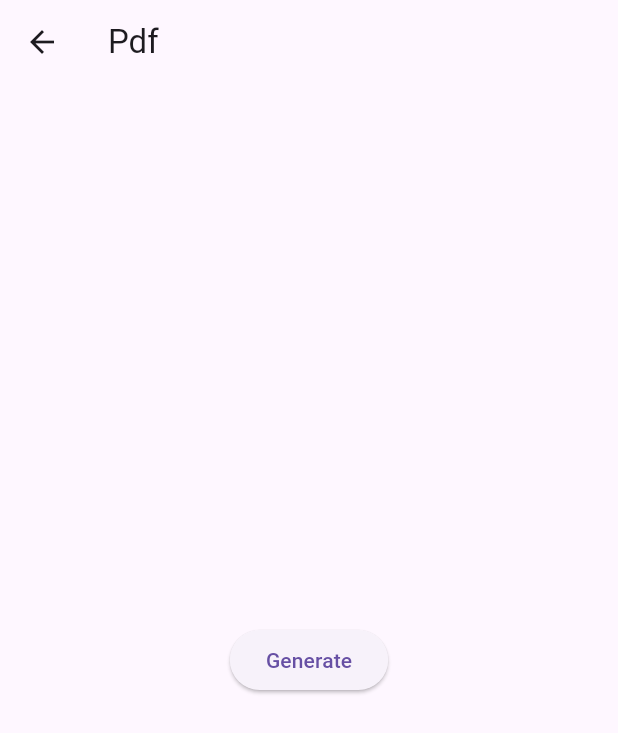
After one commit to emanuel-lopez-leadtech/flutter-image-export, a Flutter app: the PdfScreen screen opened directly, after a tap on "Generate", on a phone screen of 412 x 824 dp. The commit adds this screen. Shown: the top 733 px of the screen. Run offline on Flutter 3.47's test engine with Material 3 defaults, Android fonts, the phone set to English and light mode, and no system bars; our stand-ins replace fl_chart, pdf, share_plus.

Commit message:
Adds Pdf generatied certificate

```diff
--- a/lib/src/home_screen.dart
+++ b/lib/src/home_screen.dart
@@ -1,6 +1,7 @@
 import 'package:flutter/material.dart';
 import 'package:image_export/src/methods/canvas/canvas_screen.dart';
-import 'package:image_export/src/performance_comparison_screen.dart';
+import 'package:image_export/src/methods/pdf/pdf_screen.dart';
+import 'package:image_export/src/comparison/performance_comparison_screen.dart';
 import 'package:image_export/src/methods/render_repaint_boundary/render_repaint_boundary_screen.dart';
 import 'package:image_export/src/methods/screenshot/screen_shot_screen.dart';
 
@@ -34,6 +35,11 @@ class HomeScreen extends StatelessWidget {
                 _navigateTo(context, screen: RenderRepaintBoundaryScreen()),
           ),
           ListTile(
+            title: Text('Pdf'),
+            subtitle: Text('Creates a PDF certificate'),
+            onTap: () => _navigateTo(context, screen: PdfScreen()),
+          ),
+          ListTile(
             title: Text('PerformanceComparisonScreen'),
             subtitle: Text(
               'Compares performance between RenderRepaintBoundary and FlutterCanvas',
--- /dev/null
+++ b/lib/src/methods/pdf/pdf_screen.dart
@@ -0,0 +1,36 @@
+import 'dart:developer';
+
+import 'package:flutter/material.dart';
+import 'package:image_export/src/common/export_certificate_mixin.dart';
+import 'package:image_export/src/methods/pdf/pdf_generator.dart';
+
+class PdfScreen extends StatelessWidget with ExportCertificateMixin {
+  const PdfScreen({super.key});
+
+  @override
+  Widget build(BuildContext context) {
+    return Scaffold(
+      appBar: AppBar(title: Text('Pdf')),
+      body: Center(
+        child: Column(
+          mainAxisSize: MainAxisSize.min,
+          children: [
+            ElevatedButton(
+              onPressed: () async {
+                final stopwatch = Stopwatch()..start();
+                Timeline.startSync('Pdf');
+                final pdfGenerator = PdfGenerator();
+                final bytes = await pdfGenerator.generatePdf();
+                Timeline.finishSync();
+                stopwatch.stop();
+                debugPrint('Pdf: ${stopwatch.elapsedMilliseconds} ms');
+                export(bytes: bytes, format: 'pdf');
+              },
+              child: Text('Generate'),
+            ),
+          ],
+        ),
+      ),
+    );
+  }
+}
--- a/pubspec.yaml
+++ b/pubspec.yaml
@@ -14,6 +14,7 @@ dependencies:
   share_plus: ^7.2.0
   screenshot: ^3.0.0
   fl_chart: ^1.0.0
+  pdf: ^3.11.3
 
 dev_dependencies:
   flutter_test:
```
Also changed, not shown: lib/src/methods/pdf/pdf_generator.dart (added, +100 -0 lines).
